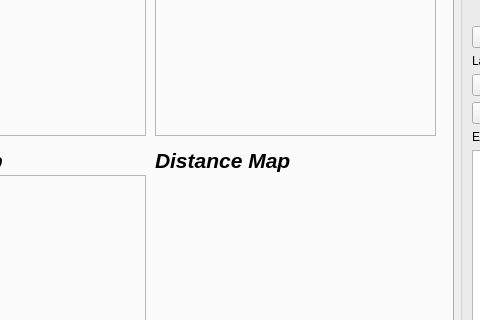
Qt form packages/interfaces/ez_gui/ui/main_window.ui (FlaSpaceInst/EZ-RASSOR) before a commit; both pictures show x 156 to 636 and y 179 to 499 of the 975 by 640 pixel window.
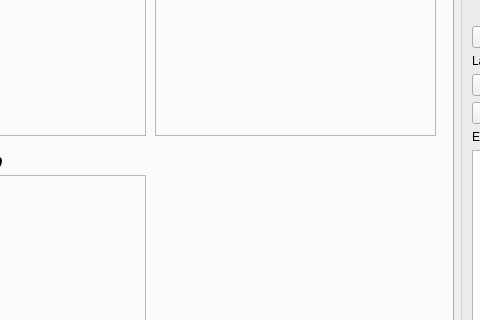
The same form after that commit. Icons and pictures are not drawn.

Commit message: Disparity Map Viewer working

What changed in the file:
```diff
--- a/packages/interfaces/ez_gui/ui/main_window.ui
+++ b/packages/interfaces/ez_gui/ui/main_window.ui
@@ -176,19 +176,6 @@
          <string/>
         </property>
        </widget>
-       <widget class="QLabel" name="label_14">
-        <property name="geometry">
-         <rect>
-          <x>300</x>
-          <y>270</y>
-          <width>171</width>
-          <height>31</height>
-         </rect>
-        </property>
-        <property name="text">
-         <string>&lt;html&gt;&lt;head/&gt;&lt;body&gt;&lt;p&gt;&lt;span style=&quot; font-size:16pt; font-weight:600; font-style:italic;&quot;&gt;Distance Map&lt;/span&gt;&lt;/p&gt;&lt;/body&gt;&lt;/html&gt;</string>
-        </property>
-       </widget>
       </widget>
       <widget class="QWidget" name="tab_imu">
        <attribute name="title">
```
The commit also changes 1 other file.
